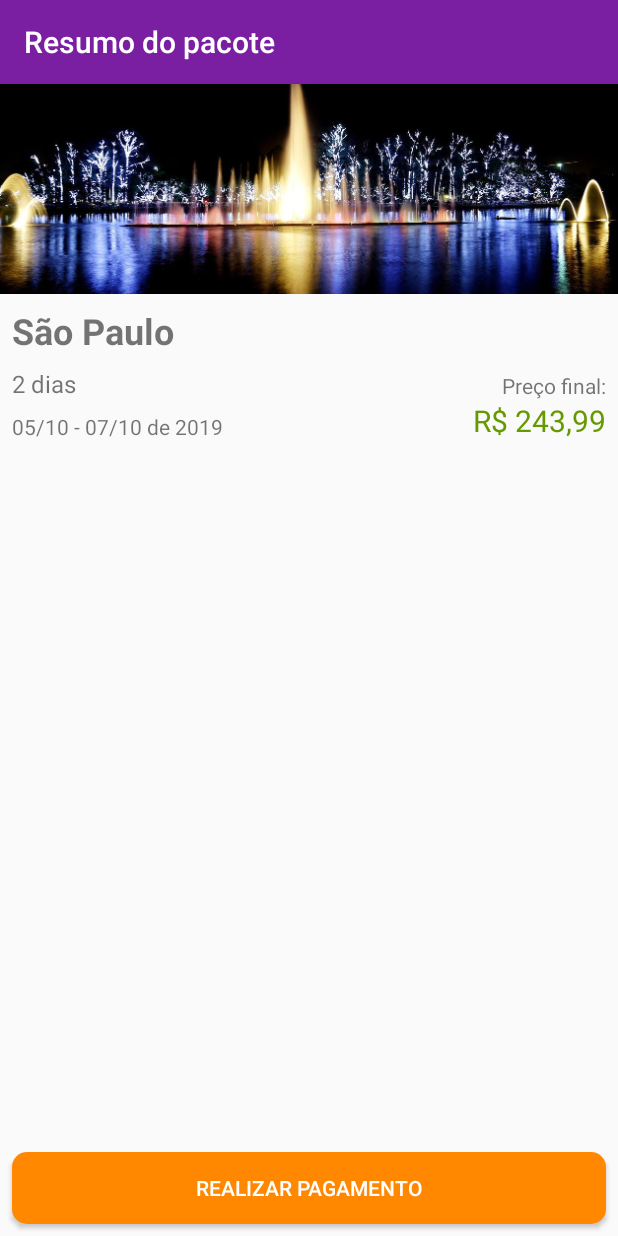
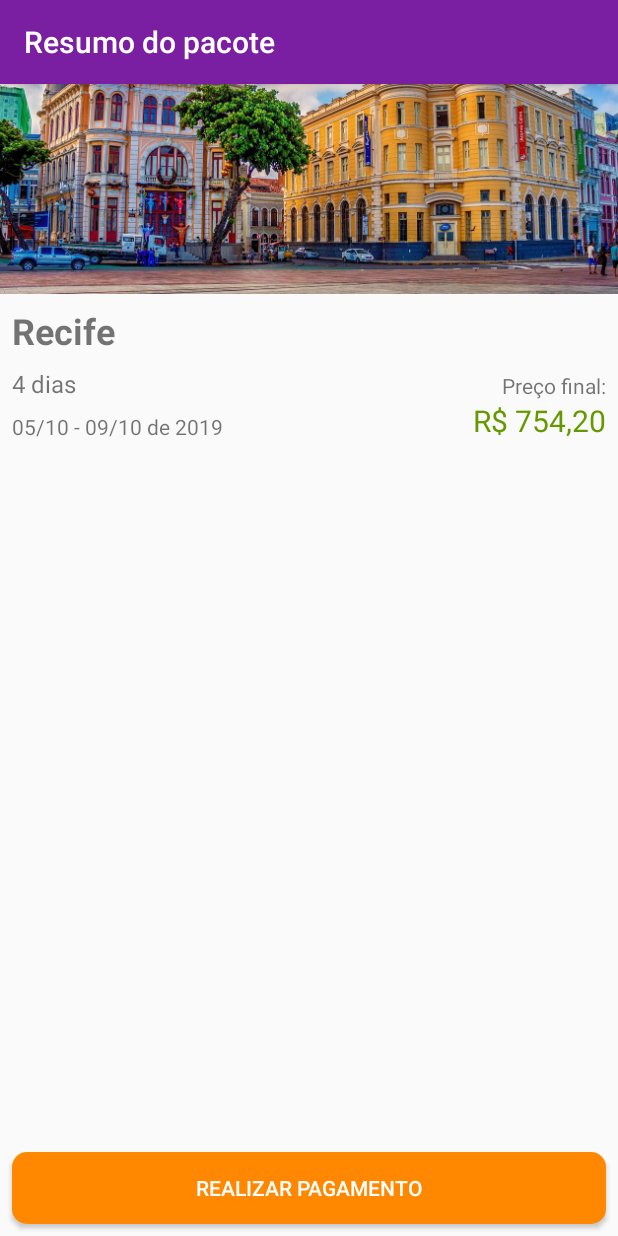
Before and after one commit to clacosta/layout-android-2, an Android app: the screen it shows after launch (ResumoPacoteActivity), after a tap on "Recife", on a phone screen of 412 x 824 dp. Run offline under Robolectric (Android 15) with nearby library versions, the phone set to English and light mode, and no system bars.

Commit message:
feet: 05 - 03 - Enviando o objeto entre as Activities

```diff
--- a/app/src/main/java/br/com/alura/aluraviagens/model/Pacote.java
+++ b/app/src/main/java/br/com/alura/aluraviagens/model/Pacote.java
@@ -1,8 +1,9 @@
 package br.com.alura.aluraviagens.model;
 
+import java.io.Serializable;
 import java.math.BigDecimal;
 
-public class Pacote {
+public class Pacote  implements Serializable {
 
     private final String local;
     private final String imagem;
--- a/app/src/main/java/br/com/alura/aluraviagens/ui/activity/ListaPacotesActivity.java
+++ b/app/src/main/java/br/com/alura/aluraviagens/ui/activity/ListaPacotesActivity.java
@@ -26,17 +26,18 @@ public class ListaPacotesActivity extends AppCompatActivity {
         setTitle(TITULO_APPBAR);
 
         configuraLista();
-
     }
 
     private void configuraLista() {
         ListView listaPacotes = findViewById(R.id.lista_pacotes_listview);
-        List<Pacote> pacotes = new PacoteDAO().lista();
+        final List<Pacote> pacotes = new PacoteDAO().lista();
         listaPacotes.setAdapter(new ListaPacoteAdapter(pacotes, this));
         listaPacotes.setOnItemClickListener(new AdapterView.OnItemClickListener() {
             @Override
             public void onItemClick(AdapterView<?> parent, View view, int position, long id) {
+                Pacote pacoteClicado = pacotes.get(position);
                 Intent intent = new Intent(ListaPacotesActivity.this, ResumoPacoteActivity.class);
+                intent.putExtra("pacote", pacoteClicado);
                 startActivity(intent);
             }
         });
--- a/app/src/main/java/br/com/alura/aluraviagens/ui/activity/ResumoPacoteActivity.java
+++ b/app/src/main/java/br/com/alura/aluraviagens/ui/activity/ResumoPacoteActivity.java
@@ -9,6 +9,7 @@ import android.widget.Button;
 import android.widget.ImageView;
 import android.widget.TextView;
 
+import java.io.Serializable;
 import java.math.BigDecimal;
 
 import br.com.alura.aluraviagens.R;
@@ -29,27 +30,26 @@ public class ResumoPacoteActivity extends AppCompatActivity {
 
         setTitle(TITULO_APPBAR);
 
-        Pacote pacoteSaoPaulo = new Pacote(
-                "São Paulo",
-                "sao_paulo_sp",
-                2,
-                new BigDecimal("243.99"));
+        Intent intent = getIntent();
+        if(intent.hasExtra("pacote")){
+            final Pacote pacote = (Pacote) intent.getSerializableExtra("pacote");
 
-        mostraLocal(pacoteSaoPaulo);
-        mostraImagem(pacoteSaoPaulo);
-        mostraDias(pacoteSaoPaulo);
-        mostraPreco(pacoteSaoPaulo);
-        mostraData(pacoteSaoPaulo);
+            mostraLocal(pacote);
+            mostraImagem(pacote);
+            mostraDias(pacote);
+            mostraPreco(pacote);
+            mostraData(pacote);
 
             Button botaoRealizaPagamento = findViewById(R.id.resumo_pacote_botao_realiza_pagamento);
             botaoRealizaPagamento.setOnClickListener(new View.OnClickListener() {
                 @Override
                 public void onClick(View v) {
                     Intent intent = new Intent(ResumoPacoteActivity.this, PagamentoActivity.class);
+                    intent.putExtra("pacote", pacote);
                     startActivity(intent);
                 }
             });
-
+        }
     }
 
     private void mostraData(Pacote pacote) {
```
Also changed, not shown: app/src/main/java/br/com/alura/aluraviagens/ui/activity/PagamentoActivity.java (+7 -10 lines), app/src/main/java/br/com/alura/aluraviagens/ui/activity/ResumoCompraActivity.java (+10 -13 lines). Lines whose indentation alone changed are shown as unchanged.
